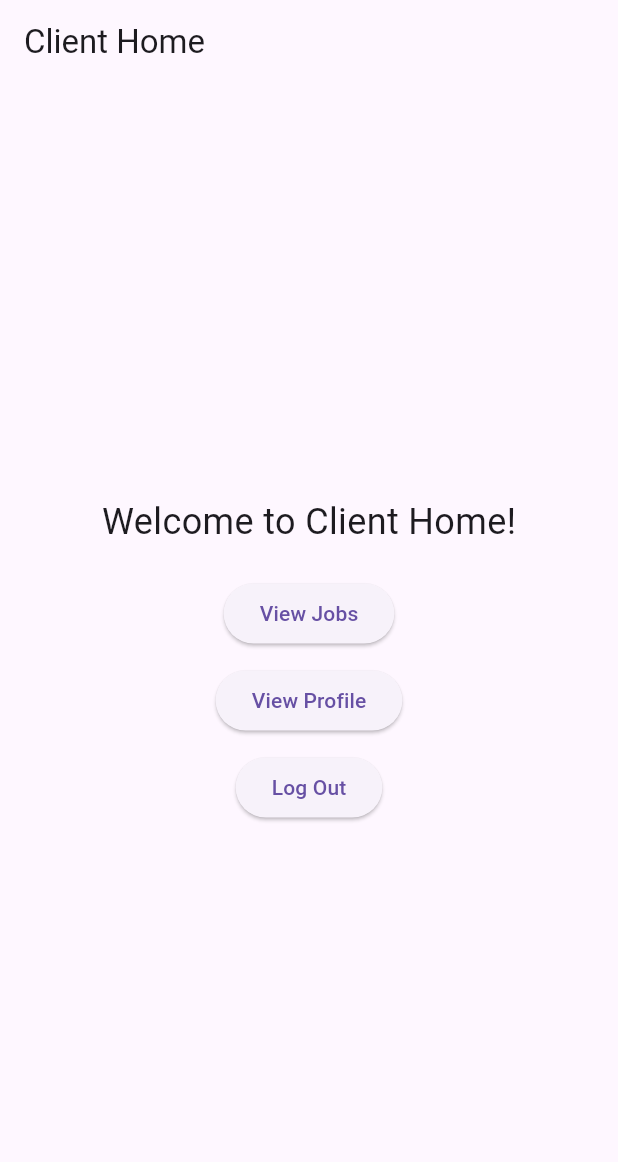
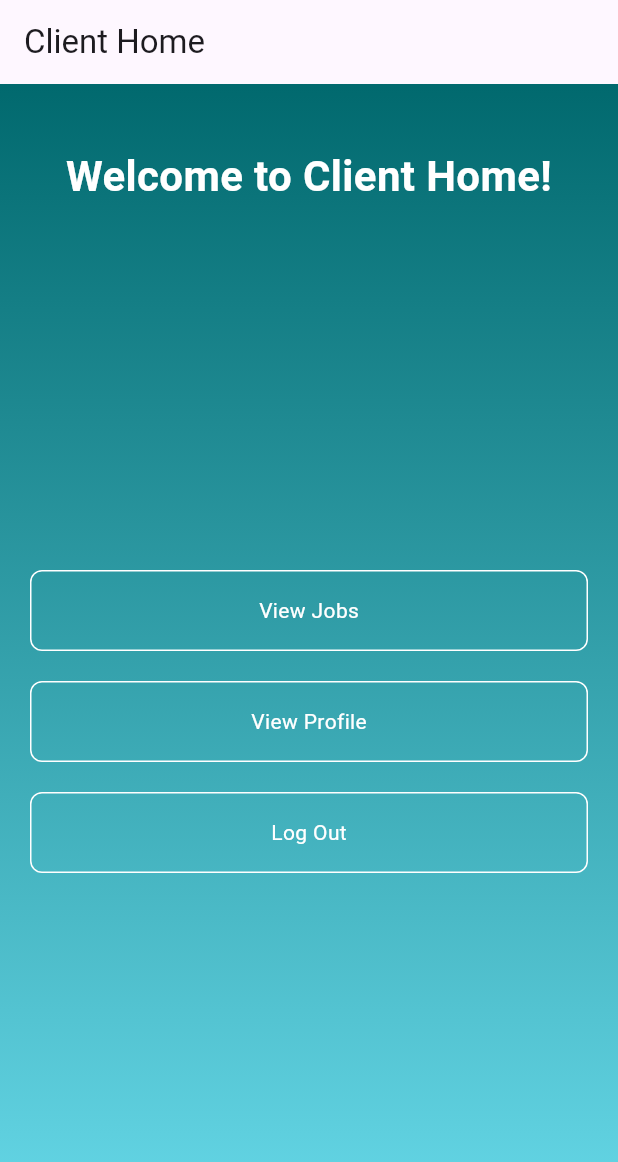
Before and after one commit to muqeetqazi/freelance-app, a Flutter app: the ClientHomeScreen screen opened directly, on a phone screen of 412 x 824 dp. Shown: the top 1162 px of the screen. Run offline on Flutter 3.47's test engine with Material 3 defaults, Android fonts, the phone set to English and light mode, and no system bars; our stand-ins replace flutter_spinkit, shared_preferences; accounts and stored records are empty.

Commit message:
clientHome

```diff
--- a/lib/Screens/client/clientHomeScreen.dart
+++ b/lib/Screens/client/clientHomeScreen.dart
@@ -1,7 +1,6 @@
 import 'package:flutter/material.dart';
 import 'package:freelanceapp/Screens/client/LoginScreen.dart';
 import 'package:freelanceapp/Screens/client/HiringScreen.dart';
-import 'package:freelanceapp/main.dart';
 import 'package:shared_preferences/shared_preferences.dart';
 
 void main() {
@@ -33,41 +32,91 @@ class ClientHomeScreen extends StatelessWidget {
       appBar: AppBar(
         title: const Text('Client Home'),
       ),
-      body: Center(
-        child: Column(
-          mainAxisAlignment: MainAxisAlignment.center,
-          children: [
-            Text(
-              'Welcome to Client Home!',
-              style: TextStyle(
-                fontSize: 24,
+      body: Stack(
+        children: [
+          // Background gradient
+          Container(
+            decoration: BoxDecoration(
+              gradient: LinearGradient(
+                begin: Alignment.topCenter,
+                end: Alignment.bottomCenter,
+                colors: [
+                  const Color(0xFF01696E),
+                  const Color(0xFF67D9E9), // Lighter shade
+                ],
               ),
             ),
-            SizedBox(height: 20),
-            ElevatedButton(
-              onPressed: () {
-                Navigator.push(
-                  context,
-                  MaterialPageRoute(builder: (context) => HiringScreen()),
-                );
-              },
-              child: Text('View Jobs'),
+          ),
+          // Content
+          Column(
+            crossAxisAlignment: CrossAxisAlignment.stretch,
+            children: [
+              SizedBox(height: 40),
+              Padding(
+                padding: const EdgeInsets.all(1.0),
+                child: Text(
+                  'Welcome to Client Home!',
+                  textAlign: TextAlign.center,
+                  style: TextStyle(
+                    fontSize: 28,
+                    color: Colors.white,
+                    fontWeight: FontWeight.bold,
+                  ),
+                ),
+              ),
+              Expanded(
+                child: Padding(
+                  padding: const EdgeInsets.symmetric(horizontal: 20.0),
+                  child: Column(
+                    mainAxisAlignment: MainAxisAlignment.center,
+                    children: [
+                      _buildButton('View Jobs', () {
+                        Navigator.push(
+                          context,
+                          MaterialPageRoute(
+                              builder: (context) => HiringScreen()),
+                        );
+                      }),
+                      SizedBox(height: 20),
+                      _buildButton('View Profile', () {
+                        // Add functionality to navigate to other screens
+                      }),
+                      SizedBox(height: 20),
+                      _buildButton('Log Out', () {
+                        onClickLogout(context);
+                      }),
+                    ],
+                  ),
+                ),
+              ),
+            ],
+          ),
+        ],
+      ),
+    );
+  }
+
+  Widget _buildButton(String text, VoidCallback onPressed) {
+    return MouseRegion(
+      cursor: SystemMouseCursors.click,
+      child: InkWell(
+        onTap: onPressed,
+        child: AnimatedContainer(
+          duration: Duration(milliseconds: 300),
+          padding: const EdgeInsets.all(16.0),
+          decoration: BoxDecoration(
+            color: Colors.transparent,
+            borderRadius: BorderRadius.circular(8.0),
+            border: Border.all(color: Colors.white),
+          ),
+          child: Center(
+            child: Text(
+              text,
+              style: TextStyle(
+                color: Colors.white,
+              ),
             ),
-            SizedBox(height: 10),
-            ElevatedButton(
-              onPressed: () {
-                // Add functionality to navigate to other screens
-              },
-              child: Text('View Profile'),
-            ),
-            SizedBox(height: 10),
-            ElevatedButton(
-              onPressed: () {
-                onClickLogout(context);
-              },
-              child: Text('Log Out'),
-            ),
-          ],
+          ),
         ),
       ),
     );
@@ -75,7 +124,7 @@ class ClientHomeScreen extends StatelessWidget {
 
   void onClickLogout(BuildContext context) async {
     SharedPreferences prefs = await SharedPreferences.getInstance();
-    prefs.setBool(SplashScreenState.KEYLOGIN, false);
+    prefs.setBool('isLoggedIn', false);
     Navigator.pushAndRemoveUntil(
       context,
       MaterialPageRoute(builder: (context) => LoginScreen()),
```
